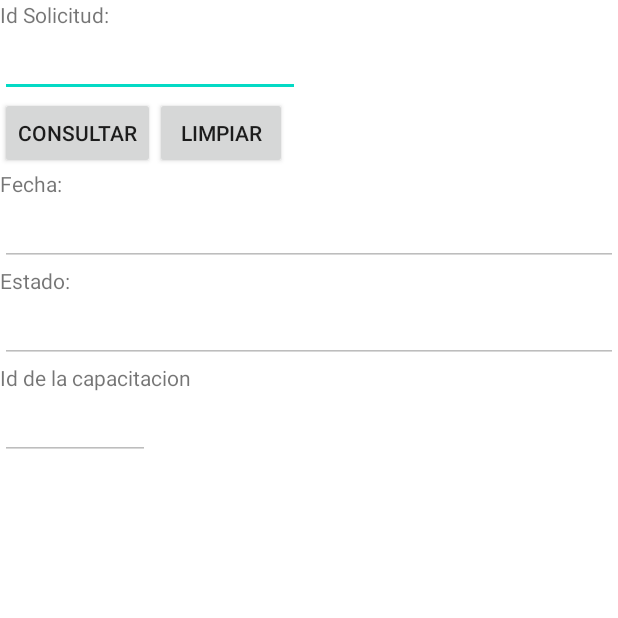
After one commit to MigueGaldamez/Proyecto_PDM115_G10, an Android app: the SolicitudConsultarActivity screen opened directly, with no data from a screen before it, on a phone screen of 412 x 824 dp, the top half of it. The commit adds this screen. Run offline under Robolectric (Android 15) with nearby library versions, the phone set to English and light mode, and no system bars; libraries missing offline, so code that uses them is left out: java.security.acl.

Commit message:
Crud Solicitud
Aun no esta que dependa de la capacitacion, porque no esta esa tabla aun, luego trato de hacer eso

```diff
--- a/app/src/main/AndroidManifest.xml
+++ b/app/src/main/AndroidManifest.xml
@@ -29,6 +29,12 @@
         <activity android:name=".EmpleadoInsertarActivity" />
         <activity android:name=".EmpleadoConsultarActivity" />
         <activity android:name=".EmpleadoActualizarActivity" />
+
+        <activity android:name=".SolicitudMenuActivity" />
+        <activity android:name=".SolicitudConsultarActivity" />
+        <activity android:name=".SolicitudInsertarActivity" />
+        <activity android:name=".SolicitudEliminarActivity" />
+        <activity android:name=".SolicitudActualizarActivity" />
         <activity android:name=".LoginActivity">
             <intent-filter>
                 <action android:name="android.intent.action.MAIN" />
--- a/app/src/main/java/com/example/proyecto_pdm_g10/MainActivity.java
+++ b/app/src/main/java/com/example/proyecto_pdm_g10/MainActivity.java
@@ -14,8 +14,8 @@ import android.widget.Toast;
 public class MainActivity extends ListActivity {
 
     //Agregen las tablas y las activities de las tablas
-    String[] menu={"Tabla AreaInteres","Tabla EntidadCapacitadora","Tabla Diplomado","Tabla Area Diplomado","Tabla Capacitador", "Tabla Empleado"};
-    String[] activities={"AreaInteresMenuActivity","EntidadCapacitadoraMenuActivity","DiplomadoMenuActivity","AreaDiplomadoMenuActivity","CapacitadorMenuActivity","EmpleadoMenuActivity" };
+    String[] menu={"Tabla AreaInteres","Tabla EntidadCapacitadora","Tabla Diplomado","Tabla Area Diplomado","Tabla Capacitador", "Tabla Empleado","Tabla Solicitud"};
+    String[] activities={"AreaInteresMenuActivity","EntidadCapacitadoraMenuActivity","DiplomadoMenuActivity","AreaDiplomadoMenuActivity","CapacitadorMenuActivity","EmpleadoMenuActivity","SolicitudMenuActivity" };
 
 
     ControlBDProyecto BDhelper;
--- /dev/null
+++ b/app/src/main/java/com/example/proyecto_pdm_g10/SolicitudConsultarActivity.java
@@ -0,0 +1,55 @@
+package com.example.proyecto_pdm_g10;
+
+import androidx.appcompat.app.AppCompatActivity;
+
+import android.app.Activity;
+import android.content.Intent;
+import android.os.Bundle;
+import android.view.View;
+import android.widget.EditText;
+import android.widget.Toast;
+
+
+public class SolicitudConsultarActivity extends Activity {
+    ControlBDProyecto helper;
+    EditText editIdSolicitud;
+    EditText editFechaSolicitud;
+    EditText editEstadoSolicitud;
+    EditText editCapacitacionId;
+
+
+    ControlBDProyecto BDhelper = new ControlBDProyecto(this);
+    String idsesion;
+    @Override
+    protected void onCreate(Bundle savedInstanceState) {
+        super.onCreate(savedInstanceState);
+        setContentView(R.layout.activity_solicitud_consultar);
+        helper = new ControlBDProyecto(this);
+        editIdSolicitud = (EditText) findViewById(R.id.editIdSolicitud);
+        editFechaSolicitud = (EditText) findViewById(R.id.editFechaSolicitud);
+        editEstadoSolicitud = (EditText) findViewById(R.id.editEstadoSolicitud);
+        editCapacitacionId = (EditText) findViewById(R.id.editCapacitacionId);
+    }
+
+    public void consultarSolicitud(View v) {
+        helper.abrir();
+        Solicitud solicitud = helper.consultarSolicitud(editIdSolicitud.getText().toString());
+        helper.cerrar();
+        if(solicitud == null)
+            Toast.makeText(this, "Solicitud con codigo" + editIdSolicitud.getText().toString() +
+                    " no encontrado", Toast.LENGTH_LONG).show();
+        else{
+            editFechaSolicitud.setText(solicitud.getFechaSolicitud());
+            editEstadoSolicitud.setText(solicitud.getEstadoSolicitud());
+            editCapacitacionId.setText(solicitud.getCapacitacionId());
+
+
+        }
+    }
+    public void limpiarTexto(View v) {
+        editIdSolicitud.setText("");
+        editFechaSolicitud.setText("");
+        editEstadoSolicitud.setText("");
+        editCapacitacionId.setText("");
+    }
+}
--- /dev/null
+++ b/app/src/main/res/layout/activity_solicitud_consultar.xml
@@ -0,0 +1,79 @@
+<?xml version="1.0" encoding="utf-8"?>
+<LinearLayout xmlns:android="http://schemas.android.com/apk/res/android"
+    android:layout_width="fill_parent"
+    android:layout_height="fill_parent"
+    android:orientation="vertical">
+    <TextView
+        android:layout_width="wrap_content"
+        android:layout_height="wrap_content"
+        android:text="@string/idSolicitud"/>
+    <EditText
+        android:id="@+id/editIdSolicitud"
+        android:layout_width="200dp"
+        android:layout_height="wrap_content"
+        android:inputType="text"
+        android:maxLength="5"/>
+    <LinearLayout
+        android:id="@+id/linearLayout1"
+        android:layout_width="fill_parent"
+        android:layout_height="wrap_content" >
+        <Button
+            android:id="@+id/botonConsultar"
+            android:layout_width="wrap_content"
+            android:layout_height="wrap_content"
+            android:text="@string/consultar"
+            android:onClick="consultarSolicitud"/>
+        <Button
+            android:id="@+id/botonLimpiar"
+            android:layout_width="wrap_content"
+            android:layout_height="wrap_content"
+            android:text="@string/limpiar"
+            android:onClick="limpiarTexto"/>
+    </LinearLayout>
+
+    <TextView
+        android:layout_width="wrap_content"
+        android:layout_height="wrap_content"
+        android:text="@string/fechaSolicitud" />
+    <EditText
+        android:id="@+id/editFechaSolicitud"
+        android:layout_width="fill_parent"
+        android:layout_height="wrap_content"
+        android:inputType="text"
+        android:enabled ="false"
+        android:focusable="false"
+        android:focusableInTouchMode="false"
+        android:cursorVisible="false"
+        android:longClickable="false" />
+
+    <TextView
+        android:layout_width="wrap_content"
+        android:layout_height="wrap_content"
+        android:text="@string/estadoSolicitud" />
+    <EditText
+        android:id="@+id/editEstadoSolicitud"
+        android:layout_width="fill_parent"
+        android:layout_height="wrap_content"
+        android:inputType="text"
+        android:enabled="false"
+        android:focusable="false"
+        android:focusableInTouchMode="false"
+        android:cursorVisible="false"
+        android:longClickable="false"/>
+    <TextView
+        android:layout_width="wrap_content"
+        android:layout_height="wrap_content"
+        android:text="@string/capacitacionId" />
+    <EditText
+        android:id="@+id/editCapacitacionId"
+        android:layout_width="100dp"
+        android:layout_height="wrap_content"
+        android:inputType="text"
+        android:enabled ="false"
+        android:focusable="false"
+        android:focusableInTouchMode="false"
+        android:cursorVisible="false"
+        android:longClickable="false" />
+
+
+</LinearLayout>
--- a/app/src/main/res/values/strings.xml
+++ b/app/src/main/res/values/strings.xml
@@ -39,6 +39,10 @@
     <string name="apellidoEmpleado">Apellido Empleado:</string>
     <string name="profesion">Profesion:</string>
     <string name="cargo">Cargo:</string>
+    <string name="idSolicitud">Id Solicitud:</string>
+    <string name="fechaSolicitud">Fecha:</string>
+    <string name="estadoSolicitud">Estado:</string>
+    <string name="capacitacionId">Id de la capacitacion</string>
 
 
 
```
Also changed, not shown: app/src/main/java/com/example/proyecto_pdm_g10/ControlBDProyecto.java (+82 -0 lines), app/src/main/java/com/example/proyecto_pdm_g10/Solicitud.java (+19 -12 lines), app/src/main/java/com/example/proyecto_pdm_g10/SolicitudActualizarActivity.java (added, +51 -0 lines), app/src/main/java/com/example/proyecto_pdm_g10/SolicitudEliminarActivity.java (added, +34 -0 lines), app/src/main/java/com/example/proyecto_pdm_g10/SolicitudInsertarActivity.java (added, +59 -0 lines), app/src/main/java/com/example/proyecto_pdm_g10/SolicitudMenuActivity.java (added, +48 -0 lines), app/src/main/res/layout/activity_empleado_menu.xml (added, +9 -0 lines), app/src/main/res/layout/activity_solicitud_actualizar.xml (added, +46 -0 lines), app/src/main/res/layout/activity_solicitud_eliminar.xml (added, +22 -0 lines), app/src/main/res/layout/activity_solicitud_insertar.xml (added, +45 -0 lines), app/src/main/res/layout/activity_solicitud_menu.xml (added, +9 -0 lines), 1 other file.
